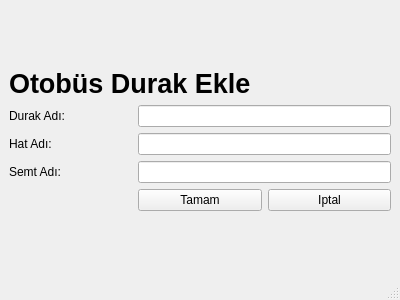
ergenekonyigit/heysem, file Uygulama/durakekleotobus.ui: the form before one commit.
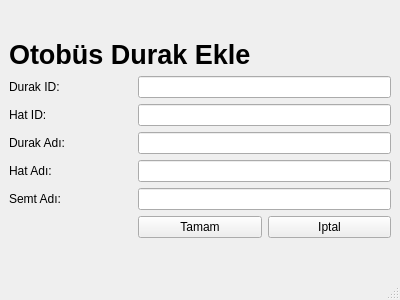
The form after the commit.

```diff
--- a/Uygulama/durakekleotobus.ui
+++ b/Uygulama/durakekleotobus.ui
@@ -30,6 +30,20 @@
     </item>
     <item row="1" column="0">
      <layout class="QGridLayout" name="gridLayout">
+      <item row="6" column="2">
+       <widget class="QPushButton" name="pshIpt">
+        <property name="text">
+         <string>Iptal</string>
+        </property>
+       </widget>
+      </item>
+      <item row="3" column="0">
+       <widget class="QLabel" name="lblDurakAdi">
+        <property name="text">
+         <string>Durak Adı: </string>
+        </property>
+       </widget>
+      </item>
       <item row="0" column="0" colspan="3">
        <widget class="QLabel" name="label_4">
         <property name="font">
@@ -44,50 +58,56 @@
         </property>
        </widget>
       </item>
-      <item row="1" column="0">
-       <widget class="QLabel" name="lblDurakAdi">
-        <property name="text">
-         <string>Durak Adı: </string>
-        </property>
-       </widget>
-      </item>
-      <item row="1" column="1" colspan="2">
+      <item row="3" column="1" colspan="2">
        <widget class="QLineEdit" name="edtDurakAdi"/>
       </item>
-      <item row="2" column="0">
+      <item row="4" column="1" colspan="2">
+       <widget class="QLineEdit" name="edtHatAdi"/>
+      </item>
+      <item row="4" column="0">
        <widget class="QLabel" name="lblHatAdi">
         <property name="text">
          <string>Hat Adı: </string>
         </property>
        </widget>
       </item>
-      <item row="2" column="1" colspan="2">
-       <widget class="QLineEdit" name="edtHatAdi"/>
+      <item row="5" column="1" colspan="2">
+       <widget class="QLineEdit" name="edtSemtAdi"/>
       </item>
-      <item row="3" column="0">
+      <item row="5" column="0">
        <widget class="QLabel" name="lblSemtAdi">
         <property name="text">
          <string>Semt Adı:</string>
         </property>
        </widget>
       </item>
-      <item row="3" column="1" colspan="2">
-       <widget class="QLineEdit" name="edtSemtAdi"/>
-      </item>
-      <item row="4" column="1">
+      <item row="6" column="1">
        <widget class="QPushButton" name="pshEkle">
         <property name="text">
          <string>Tamam</string>
         </property>
        </widget>
       </item>
-      <item row="4" column="2">
-       <widget class="QPushButton" name="pshIpt">
+      <item row="2" column="0">
+       <widget class="QLabel" name="lblHatID">
         <property name="text">
-         <string>Iptal</string>
+         <string>Hat ID:</string>
         </property>
        </widget>
       </item>
+      <item row="1" column="0">
+       <widget class="QLabel" name="lblDurakID">
+        <property name="text">
+         <string>Durak ID:</string>
+        </property>
+       </widget>
+      </item>
+      <item row="1" column="1" colspan="2">
+       <widget class="QLineEdit" name="edtDurakID"/>
+      </item>
+      <item row="2" column="1" colspan="2">
+       <widget class="QLineEdit" name="edtHatID"/>
+      </item>
      </layout>
     </item>
     <item row="0" column="0">
```
